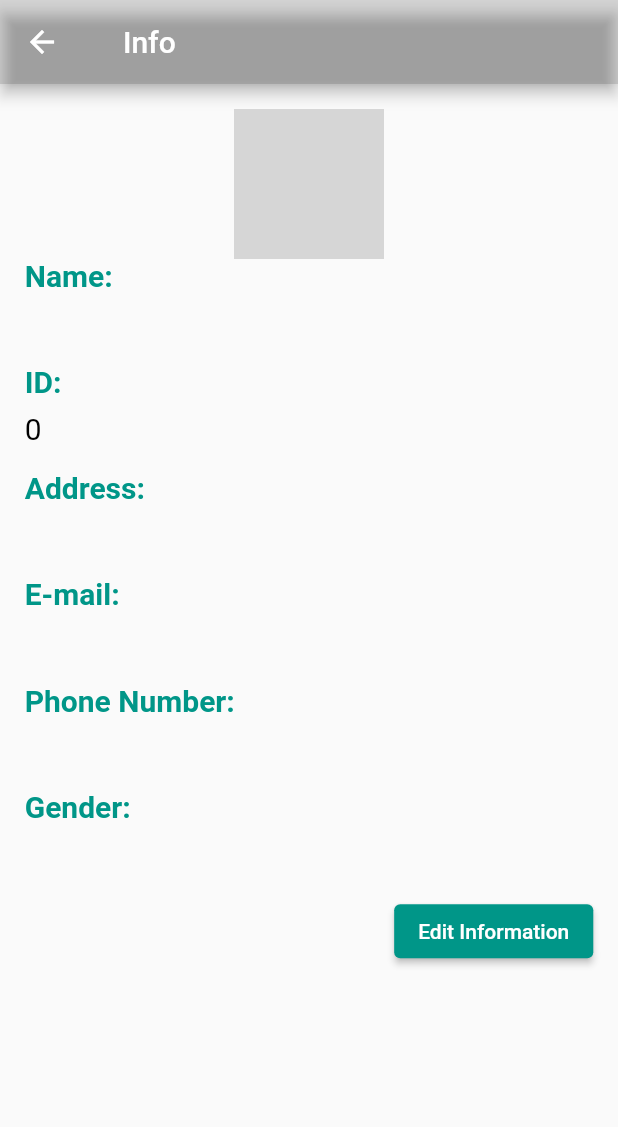
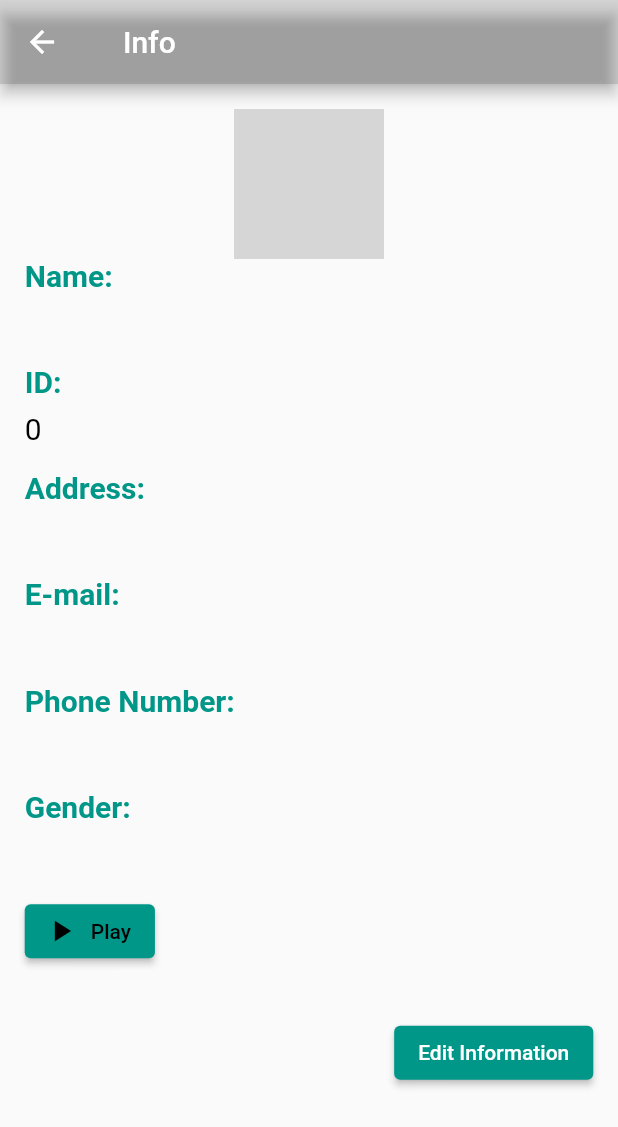
Before and after one commit to AhmedYousefAllam/friends_sqlite_app, a Flutter app: the FriendInfoScreenView screen opened directly with empty values, on a phone screen of 412 x 824 dp. Shown: the top 1127 px of the screen. Run offline on Flutter 3.47's test engine with Material 2 defaults, Android fonts, the phone set to English and light mode, and no system bars; our stand-ins replace flutter_speed_dial, geocoding, geolocator, google_maps_flutter, image_picker, permission_handler and 3 more; missing offline and left inert: custom_info_window, flutter_sound; accounts and stored records are empty; grey boxes are pictures that could not be loaded.

Commit message:
add audio to add and show friend

```diff
--- a/lib/AppScreens/FriendInfoScreenView.dart
+++ b/lib/AppScreens/FriendInfoScreenView.dart
@@ -3,6 +3,7 @@ import 'dart:io';
 import 'package:flutter/material.dart';
 import 'package:sqlite_app/AppScreens/EditFriendInfoButton.dart';
 import 'package:sqlite_app/AppScreens/FriendInfoTextWidget.dart';
+import 'package:sqlite_app/Bloc/PlayAudioBloc.dart';
 import 'package:sqlite_app/Model/userModel.dart';
 import 'package:sqlite_app/Utilitis/SizeConfig.dart';
 
@@ -16,12 +17,19 @@ class FriendInfoScreenView extends StatefulWidget {
 }
 
 class _FriendInfoScreenViewState extends State<FriendInfoScreenView> {
-
+  late PlayAudioBloc playAudioBloc;
   @override
   void initState() {
     super.initState();
+    playAudioBloc = PlayAudioBloc();
+    playAudioBloc.init();
+    print('${widget.userModel.audioPath}paaaaaaaaaaaaaaaaaaaaaaaaaaaaaaaaaaaaaath');
   }
-
+  @override
+  void dispose() {
+    playAudioBloc.dispose();
+    super.dispose();
+  }
 
   @override
   Widget build(BuildContext context) {
@@ -73,6 +81,10 @@ class _FriendInfoScreenViewState extends State<FriendInfoScreenView> {
               SizedBox(height: SizeConfig.safeBlockVertical),
               FriendInfoTextWidget(widget.userModel.gender,TextStyle(fontSize: 20, color: Colors.black)),
               Padding(
+                padding: EdgeInsets.symmetric(vertical: SizeConfig.padding),
+                child: buildPlay(),
+              ),
+              Padding(
                 padding:  EdgeInsets.symmetric(vertical: SizeConfig.padding),
                 child: Align(
                     alignment: AlignmentDirectional.bottomEnd,
@@ -85,5 +97,27 @@ class _FriendInfoScreenViewState extends State<FriendInfoScreenView> {
     );
   }
 
+  Widget buildPlay() {
+    final isPlaying = playAudioBloc.isPlaying;
+    final icon = isPlaying ? Icons.stop : Icons.play_arrow;
+    final text = isPlaying ? 'STOP' : 'Play';
+    final primary = isPlaying ? Colors.red : Colors.teal;
+    final onPrimary = isPlaying ? Colors.white : Colors.black;
 
+    return ElevatedButton.icon(
+      style: ElevatedButton.styleFrom(
+        //minimumSize: Size(175, 50),
+        primary: primary,
+        onPrimary: onPrimary,
+      ),
+      onPressed: () async {
+        // await playAudioBloc.togglePlayStop(path: widget.friendsModel.audioPath, whenFinished: (){});
+        await playAudioBloc.togglePlayStop(widget.userModel.audioPath);
+        setState(() {
+        });
+      },
+      icon: Icon(icon),
+      label: Text(text),
+    );
+  }
 }
--- a/lib/Bloc/UserBloc.dart
+++ b/lib/Bloc/UserBloc.dart
@@ -41,7 +41,7 @@ class UserBloc {
     print(imageFile);
     imagePathSubject.sink.add(galleryFile.path);
   }
-   addNewUser()async{
+   addNewUser(String audioPath)async{
     UserModel userModel = UserModel({
       'firstName':firstNameSubject.value,
       'lastName':lastNameSubject.value,
@@ -51,7 +51,8 @@ class UserBloc {
       'gender':selectedGenderSubject.value,
       'imagePath':imagePathSubject.value,
       'userMapLat':LocationBloc.userMapLatSubject.value,
-      'userMapLong':LocationBloc.userMapLongSubject.value
+      'userMapLong':LocationBloc.userMapLongSubject.value,
+      'audioPath':audioPath,
 
     });
    await helper.createUser(userModel);
--- a/lib/Database/dbhelper.dart
+++ b/lib/Database/dbhelper.dart
@@ -14,8 +14,8 @@ class DbHelper{
       return _db;
     }
     String path = join(await getDatabasesPath(),'bank.db');
-    _db = await openDatabase(path,version: 5,onCreate: (Database db , int v ){
-      db.execute('CREATE TABLE users(id INTEGER PRIMARY KEY , firstName TEXT , lastName TEXT , email TEXT , address TEXT , phoneNum TEXT , gender TEXT , imagePath TEXT , userMapLat REAL , userMapLong REAL)')
+    _db = await openDatabase(path,version: 2,onCreate: (Database db , int v ){
+      db.execute('CREATE TABLE users(id INTEGER PRIMARY KEY , firstName TEXT , lastName TEXT , email TEXT , address TEXT , phoneNum TEXT , gender TEXT , imagePath TEXT , userMapLat REAL , userMapLong REAL , audioPath TEXT)')
           .then((value) {
         print('table created');
       }).catchError((error) {
--- a/lib/Model/userModel.dart
+++ b/lib/Model/userModel.dart
@@ -9,6 +9,7 @@ class UserModel {
   late String _imagePath;
   late double _userMapLat;
   late double _userMapLong;
+  late String _audioPath;
   UserModel(dynamic obj){
     _id = obj['id'];
     _firstName = obj['firstName'];
@@ -20,6 +21,7 @@ class UserModel {
     _imagePath = obj['imagePath'];
     _userMapLat = obj['userMapLat'];
     _userMapLong = obj['userMapLong'];
+    _audioPath = obj['audioPath'];
   }
   UserModel.fromMap(Map<String,dynamic>data){
     _id = data['id'];
@@ -32,6 +34,7 @@ class UserModel {
     _imagePath = data['imagePath'];
     _userMapLat = data['userMapLat'];
     _userMapLong = data['userMapLong'];
+    _audioPath = data['audioPath'];
   }
 
   Map<String ,dynamic> toMap()=>{
@@ -44,7 +47,8 @@ class UserModel {
     'gender':_gender,
     'imagePath':_imagePath,
     'userMapLat':_userMapLat,
-    'userMapLong':_userMapLong
+    'userMapLong':_userMapLong,
+    'audioPath':_audioPath
 
   };
 
@@ -58,5 +62,6 @@ class UserModel {
   String get imagePath =>_imagePath;
   double get userMapLat => _userMapLat;
   double get userMapLong => _userMapLong;
+  String get audioPath => _audioPath;
 
 }
--- a/pubspec.yaml
+++ b/pubspec.yaml
@@ -36,6 +36,8 @@ dependencies:
   geocoding:
   geolocator:
   custom_info_window: ^1.0.1
+  flutter_sound: ^8.4.2
+  permission_handler: ^8.2.5
 
 
 
```
Also changed, not shown: lib/AppScreens/HomePageScreenView.dart (+36 -2 lines), lib/Bloc/PlayAudioBloc.dart (added, +44 -0 lines), lib/Bloc/RecordAudioBloc.dart (added, +56 -0 lines), pubspec.lock, 2 other files.
